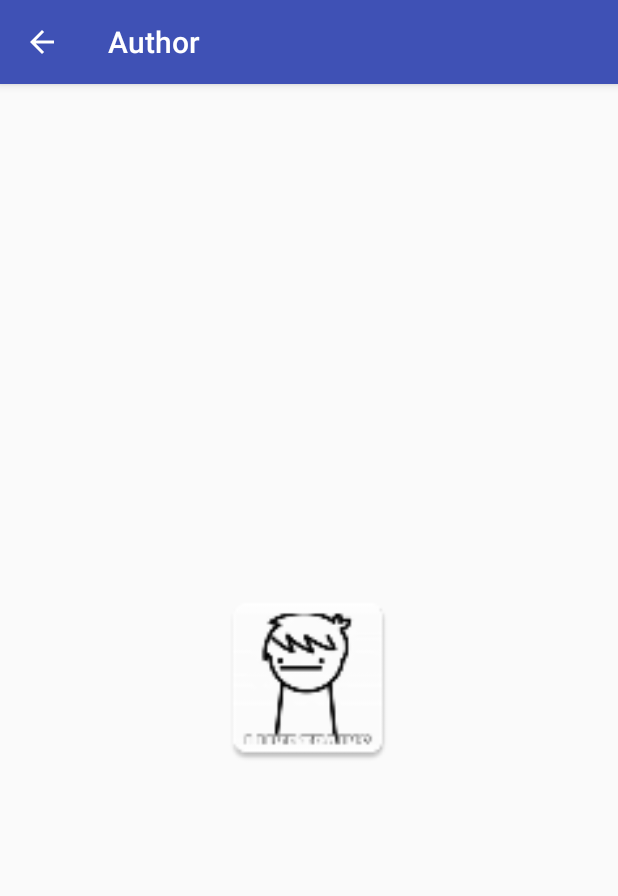
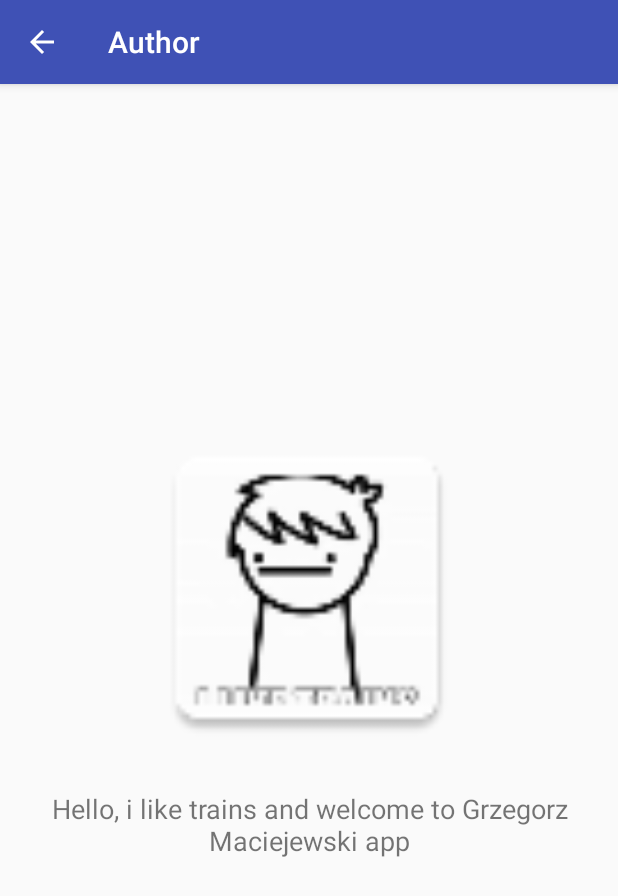
Before and after one commit to g-maciejewski/Lab1BMI, an Android app: the screen it shows after launch (AuthorActivity), in the options menu, after a tap on "Author", on a phone screen of 412 x 824 dp. Shown: the top 896 px of the screen. Run offline under Robolectric (Android 15) with nearby library versions, the phone set to English and light mode, and no system bars; 2 statements that could not run were skipped.

Commit message:
Corrected Author

```diff
--- a/app/src/main/java/pl/edu/pwr/grzegorzmaciejewski/lab1/lab1/MainActivity.kt
+++ b/app/src/main/java/pl/edu/pwr/grzegorzmaciejewski/lab1/lab1/MainActivity.kt
@@ -52,8 +52,9 @@ class MainActivity : AppCompatActivity() {
         btnCount.setOnClickListener { showMyBMI() }
         etMass.addTextChangedListener(textWatcher)
         etHeight.addTextChangedListener(textWatcher)
-        btnSave.setOnClickListener { handleSavingInputData() }
+        btnSave.setOnClickListener { saveInput() }
     }
+
     private fun setBmiCounter(selectedItemPosition: Int) {
         counter =
                 if (selectedItemPosition == 0)
@@ -66,17 +67,17 @@ class MainActivity : AppCompatActivity() {
     override fun onRestoreInstanceState(savedInstanceState: Bundle) {
         super.onRestoreInstanceState(savedInstanceState)
         val textColor = savedInstanceState.getInt("Color")
-        val bmi=savedInstanceState.getString("BMI")
-        tvBmiResult.text=bmi
+        val bmi = savedInstanceState.getString("BMI")
+        tvBmiResult.text = bmi
         tvBmiResult.setTextColor(textColor)
     }
 
     override fun onSaveInstanceState(outState: Bundle) {
         super.onSaveInstanceState(outState)
         val textColor = tvBmiResult.textColors.defaultColor
-         val bmi=tvBmiResult.text.toString()
-         outState.putString("BMI",bmi)
-        outState.putInt("Color",textColor)
+        val bmi = tvBmiResult.text.toString()
+        outState.putString("BMI", bmi)
+        outState.putInt("Color", textColor)
     }
 
     override fun onCreateOptionsMenu(menu: Menu): Boolean {
@@ -89,14 +90,16 @@ class MainActivity : AppCompatActivity() {
         val inputData = getPreferences(Context.MODE_PRIVATE)
         etMass.setText(inputData.getString("Mass", ""))
         etHeight.setText(inputData.getString("Height", ""))
-        spinner.setSelection(inputData.getInt("Spinner",0))
+        spinner.setSelection(inputData.getInt("Spinner", 0))
     }
+
     private fun createSpinner() {
         val adapter = ArrayAdapter.createFromResource(this, AvaiableUnits, android.R.layout.simple_spinner_item)
         adapter.setDropDownViewResource(android.R.layout.simple_spinner_dropdown_item)
         spinner.adapter = adapter
         spinner.onItemSelectedListener = listener
     }
+
     ////////////////////////////////////
     ////LICZENIE
     ////////////
@@ -104,9 +107,9 @@ class MainActivity : AppCompatActivity() {
         calculateBMI()
         invalidateOptionsMenu()
     }
+
     fun calculateBMI() {
         hideKeyboard(this)
-        if (inputIsGood()) {
         if (spinner.selectedItemPosition == 0) {
             counter = CountBMIForKgM()
             countBMIEurope(java.lang.Float.parseFloat(etMass.text.toString()), java.lang.Float.parseFloat(etHeight.text.toString()))
@@ -114,8 +117,7 @@ class MainActivity : AppCompatActivity() {
             counter = CountBMIForLbIn()
             countBMIMurica(java.lang.Float.parseFloat(etMass.text.toString()), java.lang.Float.parseFloat(etHeight.text.toString()))
         }
-        } else
-            tvBmiResult.setText(R.string.invalidInput)
+
     }
 
     private fun countBMIEurope(mass: Float?, height: Float?) {
@@ -137,8 +139,9 @@ class MainActivity : AppCompatActivity() {
             tvBmiResult.setText(R.string.invalidInput)
         }
     }
+
     ////////////////////////////
-    private fun handleSavingInputData() {
+    private fun saveInput() {
         saveInputData()
         showToast()
     }
@@ -174,18 +177,18 @@ class MainActivity : AppCompatActivity() {
     }
 
 
-
     override fun onPrepareOptionsMenu(menu: Menu): Boolean {
-        showShareItemIfBmiIsCounted(menu)
-        prepareSharingIntent()
+        showShareIfBMICounted(menu)
+        sharingIntent()
         return true
     }
 
-    private fun showShareItemIfBmiIsCounted(menu: Menu) {
-        menu.findItem(R.id.share).isVisible = tvBmiResult.text.isNotEmpty()
+    private fun showShareIfBMICounted(menu: Menu) {
+        if(tvBmiResult.text.isNotEmpty())
+        menu.findItem(R.id.share).isVisible = true
     }
 
-    private fun prepareSharingIntent() {
+    private fun sharingIntent() {
         val sendIntent = Intent(Intent.ACTION_SEND)
         sendIntent.putExtra(Intent.EXTRA_TEXT, getSharingMessage())
         sendIntent.type = "text/plain"
@@ -194,7 +197,7 @@ class MainActivity : AppCompatActivity() {
 
     private fun getSharingMessage(): String {
         val sharingMessageTemplate = getString(R.string.shareMsg)
-        return String.format(sharingMessageTemplate +" "+ tvBmiResult.text)
+        return String.format(sharingMessageTemplate + " " + tvBmiResult.text)
     }
 
     override fun onOptionsItemSelected(item: MenuItem): Boolean {
@@ -214,21 +217,21 @@ class MainActivity : AppCompatActivity() {
 
     private fun setResult(bmi: Float) {
         tvBmiResult.setTextColor(chooseColor(bmi))
-        tvBmiResult.text = java.lang.Float.toString(bmi)
+        tvBmiResult.text = bmi.toString()
     }
 
+
+    private fun hideKeyboard(activity: Activity) {
+        val inputManager = activity.getSystemService(Activity.INPUT_METHOD_SERVICE) as InputMethodManager
+        inputManager.hideSoftInputFromWindow(activity.currentFocus!!.windowToken, 0)
+    }
+/////////SPRAWDZANIE INPUTU
     private fun checkInputData() {
         val isMassValid = checkMassInput()
         val isHeightValid = checkHeightInput()
         val isInputValid = isMassValid && isHeightValid
         btnSave.isEnabled = isInputValid
         btnCount.isEnabled = isInputValid
-    }
-
-
-    private fun hideKeyboard(activity: Activity) {
-        val inputManager = activity.getSystemService(Activity.INPUT_METHOD_SERVICE) as InputMethodManager
-        inputManager.hideSoftInputFromWindow(activity.currentFocus!!.windowToken, 0)
     }
 
     private fun checkMassInput(): Boolean {
@@ -239,12 +242,11 @@ class MainActivity : AppCompatActivity() {
             false
         }
     }
-
     private fun checkMass(): Boolean {
         val isValid = counter.isMassValid(getMass())
         if (!isValid) {
-            val template = getString(R.string.inputRange)
-            etMass.error = String.format(template, counter.minMass, counter.maxMass)
+            val InputRange = getString(R.string.inputRange)
+            etMass.error = String.format(InputRange, counter.minMass, counter.maxMass)
         }
         return isValid
     }
@@ -261,18 +263,12 @@ class MainActivity : AppCompatActivity() {
     private fun checkHeight(): Boolean {
         val isValid = counter.isHeighValid(getHeight())
         if (!isValid) {
-            val template = getString(R.string.inputRange)
-            etHeight.error = String.format(template, counter.minHeigh, counter.maxHeigh)
+            val InputRange = getString(R.string.inputRange)
+            etHeight.error = String.format(InputRange, counter.minHeigh, counter.maxHeigh)
         }
         return isValid
     }
 
-    private fun inputIsGood(): Boolean {
-        if (etMass.text.toString() == "" || etHeight.text.toString() == "")
-            return false
-        else
-            return true
-    }
 
     private fun getMass() = getMassString().toFloat()
     private fun getMassString() = etMass.text.toString()
--- a/app/src/main/res/layout/activity_author.xml
+++ b/app/src/main/res/layout/activity_author.xml
@@ -12,18 +12,21 @@
     tools:context="pl.edu.pwr.grzegorzmaciejewski.lab1.lab1.AuthorActivity"
     android:weightSum="1">
 
+    <ImageView
+        android:id="@+id/imageView"
+        android:layout_width="220dp"
+        android:layout_height="220dp"
+        android:src="@mipmap/ic_launcher" />
+
     <TextView
+        android:id="@+id/textView"
         android:layout_width="match_parent"
         android:layout_height="wrap_content"
-        android:drawablePadding="0dp"
+        android:drawablePadding="10dp"
         android:gravity="center"
-        android:textSize="18sp" />
+        android:textSize="18sp"
+        android:layout_weight="0.10"
+        android:text="@string/tvAboutAuthor"/>
 
-    <ImageView
-        android:id="@+id/imageView"
-        android:layout_width="125dp"
-        android:layout_height="match_parent"
-        android:layout_weight="0.11"
-        android:src="@mipmap/ic_launcher" />
 
 </LinearLayout>
--- a/app/src/main/res/menu/top_menu.xml
+++ b/app/src/main/res/menu/top_menu.xml
@@ -10,6 +10,5 @@
         android:id="@+id/share"
         android:title="@string/share"
         app:actionProviderClass="android.support.v7.widget.ShareActionProvider"
-        app:showAsAction="ifRoom"
-        android:visible="true"/>
+        app:showAsAction="ifRoom" />
 </menu>
--- a/app/src/main/res/values/strings.xml
+++ b/app/src/main/res/values/strings.xml
@@ -3,7 +3,7 @@
     <string name="mass">Mass</string>
     <string name="height">Height</string>
     <string name="bmi">Your BMI is :</string>
-    <string name="tvAboutAuthor">Hello, i like trains</string>
+    <string name="tvAboutAuthor">Hello, i like trains and welcome to Grzegorz Maciejewski app</string>
     <string name="aboutAuthorOption">Author</string>
     <string name="share">Share</string>
     <string name="shareMsg">Look at My BMI! how proper it is</string>
```
Lines whose indentation alone changed are shown as unchanged.
